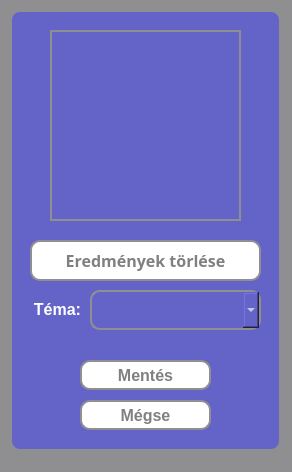
The window that src/main/resources/ui/dark/guestSettingsWindow.ui (pkristof1999/Szakdolgozat) describes before a commit, drawn with Qt 5.
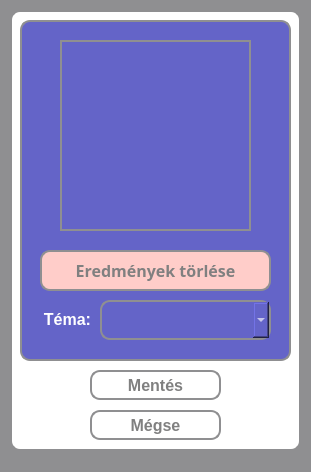
The same window after the commit.

Diff of the .ui file:
```diff
--- a/src/main/resources/ui/dark/guestSettingsWindow.ui
+++ b/src/main/resources/ui/dark/guestSettingsWindow.ui
@@ -6,12 +6,12 @@
    <rect>
     <x>0</x>
     <y>0</y>
-    <width>292</width>
+    <width>311</width>
     <height>472</height>
    </rect>
   </property>
   <property name="windowTitle">
-   <string>MainWindow</string>
+   <string>Beállítások</string>
   </property>
   <property name="styleSheet">
    <string notr="true">* {
@@ -19,13 +19,84 @@
 }</string>
   </property>
   <widget class="QWidget" name="centralwidget">
+   <widget class="QWidget" name="widget_3" native="true">
+    <property name="geometry">
+     <rect>
+      <x>10</x>
+      <y>10</y>
+      <width>291</width>
+      <height>441</height>
+     </rect>
+    </property>
+    <property name="styleSheet">
+     <string notr="true">* {
+	background-color: white;
+	border: 2px solid #8f8f91;
+	border-radius: 10px;
+	color: white;
+	font-size: 16px;
+	font-weight: bold;
+}</string>
+    </property>
+    <widget class="QPushButton" name="saveAndCloseButton">
+     <property name="geometry">
+      <rect>
+       <x>80</x>
+       <y>360</y>
+       <width>131</width>
+       <height>30</height>
+      </rect>
+     </property>
+     <property name="styleSheet">
+      <string notr="true">* {
+	background-color: white;
+	border: 2px solid #8f8f91;
+	border-radius: 10px;
+	color: grey;
+}
+
+*:hover {
+	background-color: rgb(120, 120, 220);
+	color: white;
+}</string>
+     </property>
+     <property name="text">
+      <string>Mentés</string>
+     </property>
+    </widget>
+    <widget class="QPushButton" name="abortButton">
+     <property name="geometry">
+      <rect>
+       <x>80</x>
+       <y>400</y>
+       <width>131</width>
+       <height>30</height>
+      </rect>
+     </property>
+     <property name="styleSheet">
+      <string notr="true">* {
+	background-color: white;
+	border: 2px solid #8f8f91;
+	border-radius: 10px;
+	color: grey;
+}
+
+*:hover {
+	background-color: rgb(120, 120, 220);
+	color: white;
+}</string>
+     </property>
+     <property name="text">
+      <string>Mégse</string>
+     </property>
+    </widget>
    <widget class="QWidget" name="widget_2" native="true">
     <property name="geometry">
      <rect>
       <x>10</x>
       <y>10</y>
       <width>271</width>
-      <height>441</height>
+       <height>341</height>
      </rect>
     </property>
     <property name="styleSheet">
@@ -75,12 +146,12 @@
      </property>
      <property name="styleSheet">
       <string notr="true">* {
-	background-color: white;
+	background-color: rgb(255, 205, 201);
 	color: grey;
 }
 
 *:hover {
-	background-color: rgb(120, 120, 220);
+	background-color: rgb(255, 102, 89);
 	color: white;
 }</string>
      </property>
@@ -117,58 +188,6 @@
       <bool>true</bool>
      </property>
     </widget>
-    <widget class="QPushButton" name="saveAndCloseButton">
-     <property name="geometry">
-      <rect>
-       <x>70</x>
-       <y>350</y>
-       <width>131</width>
-       <height>30</height>
-      </rect>
-     </property>
-     <property name="styleSheet">
-      <string notr="true">* {
-	background-color: white;
-	border: 2px solid #8f8f91;
-	border-radius: 10px;
-	color: grey;
-}
-
-*:hover {
-	background-color: rgb(120, 120, 220);
-	color: white;
-}</string>
-     </property>
-     <property name="text">
-      <string>Mentés</string>
-     </property>
-    </widget>
-    <widget class="QPushButton" name="abortButton">
-     <property name="geometry">
-      <rect>
-       <x>70</x>
-       <y>390</y>
-       <width>131</width>
-       <height>30</height>
-      </rect>
-     </property>
-     <property name="styleSheet">
-      <string notr="true">* {
-	background-color: white;
-	border: 2px solid #8f8f91;
-	border-radius: 10px;
-	color: grey;
-}
-
-*:hover {
-	background-color: rgb(120, 120, 220);
-	color: white;
-}</string>
-     </property>
-     <property name="text">
-      <string>Mégse</string>
-     </property>
-    </widget>
     <widget class="QLabel" name="themeLabel">
      <property name="geometry">
       <rect>
@@ -192,6 +211,7 @@
      <property name="alignment">
       <set>Qt::AlignRight</set>
      </property>
+     </widget>
     </widget>
    </widget>
   </widget>
```
Lines whose indentation alone changed are shown as unchanged.
